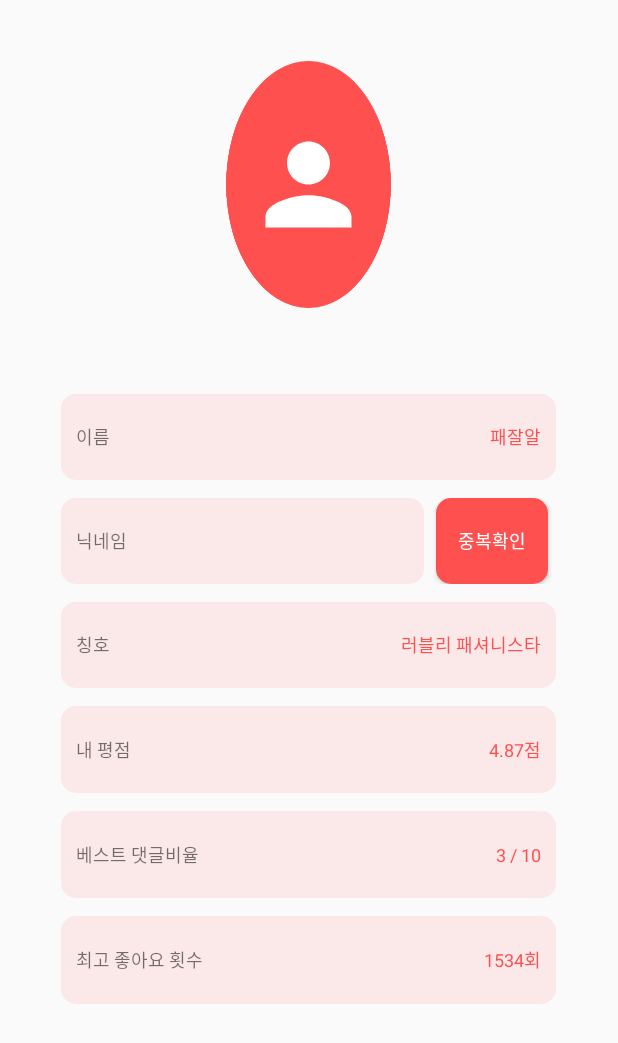
After one commit to FaceFJA/FJA-Andriod, an Android app: the MypageActivity screen opened directly, with no data from a screen before it, on a phone screen of 412 x 824 dp. The commit adds this screen. Shown: the top 1043 px of the screen. Run offline under Robolectric (Android 15) with nearby library versions, the phone set to English and light mode, and no system bars; 1 statement that could not run was skipped.

Commit message:
done- make Choose_Date_Dialog and SettingDialog now- modified Name_Change_Dialog will- server merge

```diff
--- a/app/src/main/AndroidManifest.xml
+++ b/app/src/main/AndroidManifest.xml
@@ -22,6 +22,7 @@
         <activity android:name=".Activity.MemberActivity" />
         <activity android:name=".Activity.WriteActivity" />
         <activity android:name=".Activity.PostActivity" />
+        <activity android:name=".Activity.MypageActivity"/>
     </application>
 
 </manifest>
--- a/app/src/main/java/com/example/ty395/fja/Activity/Choose_Date_Dialog.java
+++ b/app/src/main/java/com/example/ty395/fja/Activity/Choose_Date_Dialog.java
@@ -9,7 +9,7 @@ import com.example.ty395.fja.R;
 public class Choose_Date_Dialog {
     private Context context;
     public Choose_Date_Dialog(Context context){this.context=context;}
-    void Date(){
+    public void Date(){
         final Dialog dialog=new Dialog(context);
         dialog.requestWindowFeature(Window.FEATURE_NO_TITLE);
         dialog.setContentView(R.layout.dialog_choose_date);
--- /dev/null
+++ b/app/src/main/java/com/example/ty395/fja/Activity/MypageActivity.java
@@ -0,0 +1,21 @@
+package com.example.ty395.fja.Activity;
+
+import android.content.Intent;
+import android.os.Bundle;
+import android.support.annotation.Nullable;
+import android.support.v7.app.AppCompatActivity;
+import android.widget.TextView;
+
+import com.example.ty395.fja.R;
+
+public class MypageActivity extends AppCompatActivity {
+    @Override
+    protected void onCreate(@Nullable Bundle savedInstanceState) {
+        super.onCreate(savedInstanceState);
+        setContentView(R.layout.fragment_4);
+        TextView text_nickname=findViewById(R.id.text_nickname);
+        Intent intent=getIntent();
+        String name=intent.getExtras().getString("name");
+        text_nickname.setText(name);
+    }
+}
--- a/app/src/main/java/com/example/ty395/fja/Activity/Name_Change_Dialog.java
+++ b/app/src/main/java/com/example/ty395/fja/Activity/Name_Change_Dialog.java
@@ -31,9 +31,9 @@ public class Name_Change_Dialog {
             @Override
             public void onClick(View v) {
                 Toast.makeText(context,"이름 변경이 완료되었습니다",Toast.LENGTH_SHORT).show();
-                Intent intent= new Intent(context,MainActivity.class);
+                Intent intent= new Intent();
                 intent.putExtra("name",edit_name.getText().toString());
-                context.startActivity(intent);
+                dialog.dismiss();
             }
         });
     }
--- a/app/src/main/java/com/example/ty395/fja/Activity/PostDialog.java
+++ b/app/src/main/java/com/example/ty395/fja/Activity/PostDialog.java
@@ -24,9 +24,8 @@ public class PostDialog  {
         bt_post.setOnClickListener(new View.OnClickListener() {
             @Override
             public void onClick(View v) {
-                Intent intent=new Intent(context,MainActivity.class);
-                context.startActivity(intent);
                 Toast.makeText(context.getApplicationContext(),"게시글 등록이 완료되었습니다",Toast.LENGTH_SHORT).show();
+                dialog.dismiss();
             }
         });
     }
--- a/app/src/main/java/com/example/ty395/fja/Fragment/Fragment4.java
+++ b/app/src/main/java/com/example/ty395/fja/Fragment/Fragment4.java
@@ -25,9 +25,9 @@ public class Fragment4 extends Fragment implements View.OnClickListener{
     @Override
     public View onCreateView(LayoutInflater inflater, ViewGroup container, Bundle savedInsrtanceState){
         LinearLayout layout =(LinearLayout) inflater.inflate(R.layout.fragment_4,container,false);
-        Button bt_name_check=layout.findViewById(R.id.bt_name_check);
+        LinearLayout layout_nickname=layout.findViewById(R.id.layout_nickname);
+        layout_nickname.setOnClickListener(this);
         TextView text_nickname=layout.findViewById(R.id.text_nickname);
-        bt_name_check.setOnClickListener(this);
         return layout;
     }
 
--- a/app/src/main/res/layout/fragment_4.xml
+++ b/app/src/main/res/layout/fragment_4.xml
@@ -84,6 +84,7 @@
                 android:orientation="horizontal"
                 android:weightSum="2">
              <LinearLayout
+                 android:id="@+id/layout_nickname"
                  android:layout_width="0dp"
                  android:layout_height="match_parent"
                  android:layout_weight="1.47"
```
Also changed, not shown: app/src/main/java/com/example/ty395/fja/Activity/MainActivity.java (+6 -3 lines), app/src/main/java/com/example/ty395/fja/Activity/SettingDialog.java (+5 -9 lines), app/src/main/java/com/example/ty395/fja/Fragment/Fragment3.java (+7 -0 lines), app/src/main/java/com/example/ty395/fja/Item/BackPressCloseHandler.java (added, +31 -0 lines), app/src/main/res/layout/dialog_setting.xml (+2 -8 lines).
